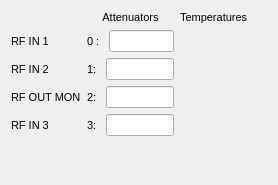
The window that new_look/up_converter.ui (cristinasewell/ATCA_PyDM_Screens) describes before a commit, drawn with Qt 5.
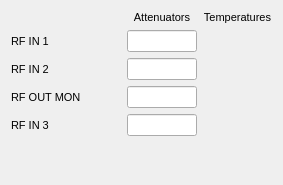
The same window after the commit. Custom widgets are drawn as their Qt base class.

Commit message: MNT: fix attenuators layout a bit

What changed in the file:
```diff
--- a/new_look/up_converter.ui
+++ b/new_look/up_converter.ui
@@ -6,8 +6,8 @@
    <rect>
     <x>0</x>
     <y>0</y>
-    <width>278</width>
-    <height>180</height>
+    <width>283</width>
+    <height>171</height>
    </rect>
   </property>
   <property name="sizePolicy">
@@ -39,51 +39,21 @@
   <property name="styleSheet">
    <string notr="true"/>
   </property>
-  <layout class="QVBoxLayout" name="verticalLayout">
-   <item>
     <layout class="QGridLayout" name="gridLayout">
-     <item row="0" column="1">
-      <widget class="QLabel" name="label_17">
-       <property name="sizePolicy">
-        <sizepolicy hsizetype="Preferred" vsizetype="Preferred">
-         <horstretch>1</horstretch>
-         <verstretch>1</verstretch>
-        </sizepolicy>
-       </property>
-       <property name="font">
-        <font>
-         <pointsize>8</pointsize>
-        </font>
-       </property>
+   <item row="5" column="2">
+    <widget class="PyDMLineEdit" name="PyDMLineEdit_15">
+     <property name="toolTip">
+      <string/>
+     </property>
        <property name="styleSheet">
         <string notr="true"/>
        </property>
-       <property name="text">
-        <string>Attenuators</string>
-       </property>
-       <property name="alignment">
-        <set>Qt::AlignCenter</set>
-       </property>
-      </widget>
-     </item>
-     <item row="2" column="1">
-      <layout class="QHBoxLayout" name="horizontalLayout_8" stretch="0,0">
-       <item>
-        <widget class="QLabel" name="label_21">
-         <property name="font">
-          <font>
-           <pointsize>8</pointsize>
-          </font>
-         </property>
-         <property name="styleSheet">
-          <string notr="true"/>
-         </property>
-         <property name="text">
-          <string>1: </string>
-         </property>
-        </widget>
-       </item>
-       <item>
+     <property name="channel" stdset="0">
+      <string>ca://${DEVICE}:UPC_ATTEN3</string>
+     </property>
+    </widget>
+   </item>
+   <item row="3" column="2">
         <widget class="PyDMLineEdit" name="PyDMLineEdit_13">
          <property name="toolTip">
           <string/>
@@ -96,22 +66,8 @@
          </property>
         </widget>
        </item>
-      </layout>
-     </item>
-     <item row="8" column="0">
-      <widget class="QLabel" name="label_2">
-       <property name="font">
-        <font>
-         <pointsize>8</pointsize>
-        </font>
-       </property>
-       <property name="text">
-        <string/>
-       </property>
-      </widget>
-     </item>
-     <item row="2" column="2">
-      <widget class="PyDMLabel" name="PyDMLabel">
+   <item row="4" column="3">
+    <widget class="PyDMLabel" name="PyDMLabel_4">
        <property name="font">
         <font>
          <pointsize>8</pointsize>
@@ -133,12 +89,25 @@
         <bool>true</bool>
        </property>
        <property name="channel" stdset="0">
-        <string>ca://${DEVICE}:UPC_TEMP1</string>
+      <string>ca://${DEVICE}:UPC_TEMP2</string>
        </property>
       </widget>
      </item>
-     <item row="5" column="0">
-      <widget class="QLabel" name="label_22">
+   <item row="5" column="1">
+    <spacer name="horizontalSpacer">
+     <property name="orientation">
+      <enum>Qt::Horizontal</enum>
+     </property>
+     <property name="sizeHint" stdset="0">
+      <size>
+       <width>40</width>
+       <height>20</height>
+      </size>
+     </property>
+    </spacer>
+   </item>
+   <item row="2" column="0">
+    <widget class="QLabel" name="label_19">
        <property name="font">
         <font>
          <pointsize>8</pointsize>
@@ -148,11 +117,11 @@
         <string notr="true"/>
        </property>
        <property name="text">
-        <string>RF IN 3</string>
+      <string>RF IN 1</string>
        </property>
       </widget>
      </item>
-     <item row="5" column="2">
+   <item row="5" column="3">
       <widget class="PyDMLabel" name="PyDMLabel_3">
        <property name="font">
         <font>
@@ -180,62 +149,6 @@
       </widget>
      </item>
      <item row="4" column="2">
-      <widget class="PyDMLabel" name="PyDMLabel_4">
-       <property name="font">
-        <font>
-         <pointsize>8</pointsize>
-        </font>
-       </property>
-       <property name="toolTip">
-        <string/>
-       </property>
-       <property name="styleSheet">
-        <string notr="true"/>
-       </property>
-       <property name="frameShape">
-        <enum>QFrame::NoFrame</enum>
-       </property>
-       <property name="text">
-        <string/>
-       </property>
-       <property name="scaledContents">
-        <bool>true</bool>
-       </property>
-       <property name="channel" stdset="0">
-        <string>ca://${DEVICE}:UPC_TEMP2</string>
-       </property>
-      </widget>
-     </item>
-     <item row="7" column="0">
-      <widget class="QLabel" name="label">
-       <property name="font">
-        <font>
-         <pointsize>8</pointsize>
-        </font>
-       </property>
-       <property name="text">
-        <string/>
-       </property>
-      </widget>
-     </item>
-     <item row="4" column="1">
-      <layout class="QHBoxLayout" name="horizontalLayout_6">
-       <item>
-        <widget class="QLabel" name="label_27">
-         <property name="font">
-          <font>
-           <pointsize>8</pointsize>
-          </font>
-         </property>
-         <property name="styleSheet">
-          <string notr="true"/>
-         </property>
-         <property name="text">
-          <string>2: </string>
-         </property>
-        </widget>
-       </item>
-       <item>
         <widget class="PyDMLineEdit" name="PyDMLineEdit_9">
          <property name="toolTip">
           <string/>
@@ -248,55 +161,6 @@
          </property>
         </widget>
        </item>
-      </layout>
-     </item>
-     <item row="2" column="0">
-      <widget class="QLabel" name="label_25">
-       <property name="font">
-        <font>
-         <pointsize>8</pointsize>
-        </font>
-       </property>
-       <property name="styleSheet">
-        <string notr="true"/>
-       </property>
-       <property name="text">
-        <string>RF IN 2</string>
-       </property>
-      </widget>
-     </item>
-     <item row="5" column="1">
-      <layout class="QHBoxLayout" name="horizontalLayout_9">
-       <item>
-        <widget class="QLabel" name="label_16">
-         <property name="font">
-          <font>
-           <pointsize>8</pointsize>
-          </font>
-         </property>
-         <property name="styleSheet">
-          <string notr="true"/>
-         </property>
-         <property name="text">
-          <string>3: </string>
-         </property>
-        </widget>
-       </item>
-       <item>
-        <widget class="PyDMLineEdit" name="PyDMLineEdit_15">
-         <property name="toolTip">
-          <string/>
-         </property>
-         <property name="styleSheet">
-          <string notr="true"/>
-         </property>
-         <property name="channel" stdset="0">
-          <string>ca://${DEVICE}:UPC_ATTEN3</string>
-         </property>
-        </widget>
-       </item>
-      </layout>
-     </item>
      <item row="4" column="0">
       <widget class="QLabel" name="label_20">
        <property name="font">
@@ -312,29 +176,35 @@
        </property>
       </widget>
      </item>
-     <item row="0" column="2">
-      <widget class="QLabel" name="label_18">
-       <property name="sizePolicy">
-        <sizepolicy hsizetype="Preferred" vsizetype="Preferred">
-         <horstretch>1</horstretch>
-         <verstretch>1</verstretch>
-        </sizepolicy>
-       </property>
+   <item row="3" column="3">
+    <widget class="PyDMLabel" name="PyDMLabel">
        <property name="font">
         <font>
          <pointsize>8</pointsize>
         </font>
        </property>
+     <property name="toolTip">
+      <string/>
+     </property>
        <property name="styleSheet">
         <string notr="true"/>
        </property>
+     <property name="frameShape">
+      <enum>QFrame::NoFrame</enum>
+     </property>
        <property name="text">
-        <string>Temperatures</string>
-       </property>
-      </widget>
-     </item>
-     <item row="1" column="0">
-      <widget class="QLabel" name="label_19">
+      <string/>
+     </property>
+     <property name="scaledContents">
+      <bool>true</bool>
+     </property>
+     <property name="channel" stdset="0">
+      <string>ca://${DEVICE}:UPC_TEMP1</string>
+     </property>
+    </widget>
+   </item>
+   <item row="5" column="0">
+    <widget class="QLabel" name="label_22">
        <property name="font">
         <font>
          <pointsize>8</pointsize>
@@ -344,28 +214,23 @@
         <string notr="true"/>
        </property>
        <property name="text">
-        <string>RF IN 1</string>
+      <string>RF IN 3</string>
        </property>
       </widget>
      </item>
-     <item row="1" column="1">
-      <layout class="QHBoxLayout" name="horizontalLayout_7">
-       <item>
-        <widget class="QLabel" name="label_23">
+   <item row="6" column="0">
+    <widget class="QLabel" name="label">
          <property name="font">
           <font>
            <pointsize>8</pointsize>
           </font>
          </property>
-         <property name="styleSheet">
-          <string notr="true"/>
-         </property>
          <property name="text">
-          <string>0 : </string>
+      <string/>
          </property>
         </widget>
        </item>
-       <item>
+   <item row="2" column="2">
         <widget class="PyDMLineEdit" name="PyDMLineEdit_12">
          <property name="toolTip">
           <string/>
@@ -378,9 +243,34 @@
          </property>
         </widget>
        </item>
-      </layout>
-     </item>
-     <item row="1" column="2">
+   <item row="3" column="0">
+    <widget class="QLabel" name="label_25">
+     <property name="font">
+      <font>
+       <pointsize>8</pointsize>
+      </font>
+     </property>
+     <property name="styleSheet">
+      <string notr="true"/>
+     </property>
+     <property name="text">
+      <string>RF IN 2</string>
+     </property>
+    </widget>
+   </item>
+   <item row="7" column="0">
+    <widget class="QLabel" name="label_2">
+     <property name="font">
+      <font>
+       <pointsize>8</pointsize>
+      </font>
+     </property>
+     <property name="text">
+      <string/>
+     </property>
+    </widget>
+   </item>
+   <item row="2" column="3">
       <widget class="PyDMLabel" name="PyDMLabel_2">
        <property name="font">
         <font>
@@ -407,7 +297,53 @@
        </property>
       </widget>
      </item>
-    </layout>
+   <item row="1" column="2">
+    <widget class="QLabel" name="label_17">
+     <property name="sizePolicy">
+      <sizepolicy hsizetype="Preferred" vsizetype="Preferred">
+       <horstretch>1</horstretch>
+       <verstretch>1</verstretch>
+      </sizepolicy>
+     </property>
+     <property name="font">
+      <font>
+       <pointsize>8</pointsize>
+      </font>
+     </property>
+     <property name="styleSheet">
+      <string notr="true"/>
+     </property>
+     <property name="text">
+      <string>Attenuators</string>
+     </property>
+     <property name="alignment">
+      <set>Qt::AlignCenter</set>
+     </property>
+    </widget>
+   </item>
+   <item row="1" column="3">
+    <widget class="QLabel" name="label_18">
+     <property name="sizePolicy">
+      <sizepolicy hsizetype="Preferred" vsizetype="Preferred">
+       <horstretch>1</horstretch>
+       <verstretch>1</verstretch>
+      </sizepolicy>
+     </property>
+     <property name="font">
+      <font>
+       <pointsize>8</pointsize>
+      </font>
+     </property>
+     <property name="styleSheet">
+      <string notr="true"/>
+     </property>
+     <property name="text">
+      <string>Temperatures</string>
+     </property>
+     <property name="alignment">
+      <set>Qt::AlignCenter</set>
+     </property>
+    </widget>
    </item>
   </layout>
  </widget>
```
Lines whose indentation alone changed are shown as unchanged. The commit also changes 3 other files.
